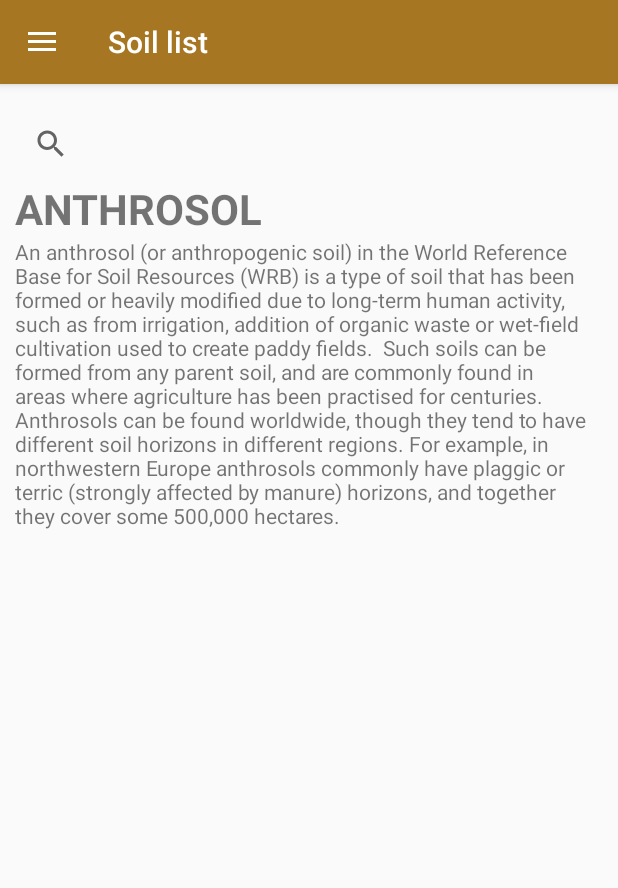
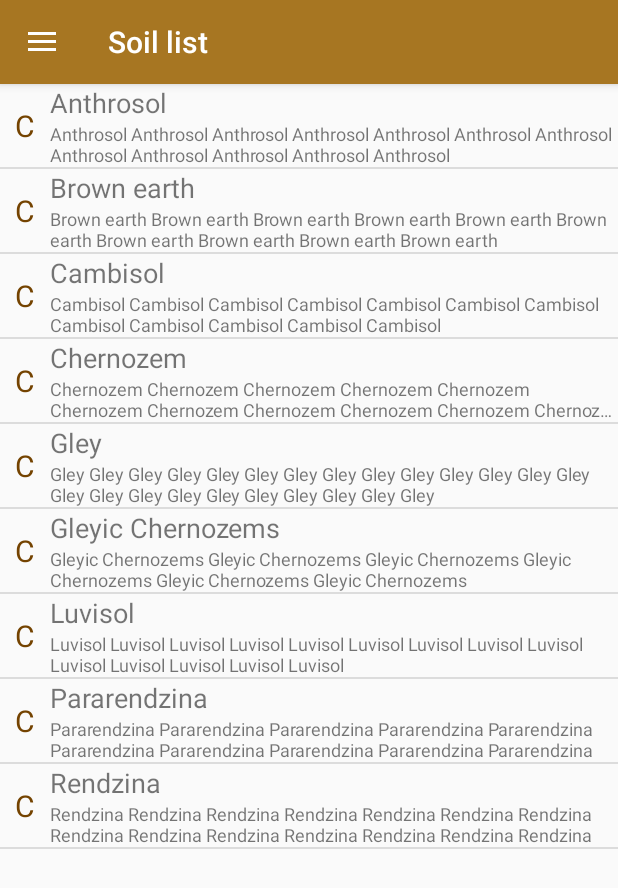
Before and after one commit to Barilac/CSM, an Android app: the screen it shows after launch (MainActivity), in the side drawer, after a tap on "Soil list", on a phone screen of 412 x 824 dp. Shown: the top 888 px of the screen. Run offline under Robolectric (Android 15) with nearby library versions, the phone set to English and light mode, and no system bars; our stand-ins replace navigation-ui.

Commit message:
Added listview with soils and activity on listview item click.

```diff
--- a/app/src/main/AndroidManifest.xml
+++ b/app/src/main/AndroidManifest.xml
@@ -17,17 +17,17 @@
         android:roundIcon="@mipmap/ic_launcher_round"
         android:supportsRtl="true"
         android:theme="@style/AppTheme">
+        <activity android:name=".ui.gallery.DetailActivity"></activity>
         <activity
             android:name=".MainActivity"
             android:label="@string/app_name"
-            android:theme="@style/AppTheme.NoActionBar">
-        </activity>
-
+            android:theme="@style/AppTheme.NoActionBar"></activity>
         <activity
             android:name=".SplashActivity"
             android:theme="@style/SplashTheme">
             <intent-filter>
                 <action android:name="android.intent.action.MAIN" />
+
                 <category android:name="android.intent.category.LAUNCHER" />
             </intent-filter>
         </activity>
--- /dev/null
+++ b/app/src/main/java/csm/czech_soil_map/ui/gallery/CustomListAdapter.java
@@ -0,0 +1,48 @@
+package csm.czech_soil_map.ui.gallery;
+
+import android.app.Activity;
+import android.view.LayoutInflater;
+import android.view.View;
+import android.view.ViewGroup;
+import android.widget.ArrayAdapter;
+import android.widget.TextView;
+
+import androidx.annotation.NonNull;
+import androidx.annotation.Nullable;
+
+import csm.czech_soil_map.R;
+
+public class CustomListAdapter extends ArrayAdapter {
+
+    //to reference the Activity
+    private final Activity context;
+
+    //to store the list of countries
+    private final String[] nameArray;
+
+    //to store the list of countries
+    private final String[] infoArray;
+
+
+    public CustomListAdapter(Activity context, String[] nameArrayParam, String[] infoArrayParam){
+
+        super(context, R.layout.listview_row , nameArrayParam);
+        this.context = context;
+        this.nameArray = nameArrayParam;
+        this.infoArray = infoArrayParam;
+    }
+
+    @NonNull
+    @Override
+    public View getView(int position, @Nullable View convertView, @NonNull ViewGroup parent) {
+        LayoutInflater inflater = context.getLayoutInflater();
+        View rowView = inflater.inflate(R.layout.listview_row, null, true);
+        TextView subheaderTextView = (TextView) rowView.findViewById(R.id.soil_name);
+        TextView textTextView = (TextView) rowView.findViewById(R.id.soil_text);
+
+        subheaderTextView.setText(nameArray[position]);
+        textTextView.setText(infoArray[position]);
+
+        return rowView;
+    }
+}
--- /dev/null
+++ b/app/src/main/java/csm/czech_soil_map/ui/gallery/DetailActivity.java
@@ -0,0 +1,21 @@
+package csm.czech_soil_map.ui.gallery;
+
+import androidx.appcompat.app.AppCompatActivity;
+
+import android.content.Intent;
+import android.os.Bundle;
+import android.widget.TextView;
+
+import csm.czech_soil_map.R;
+
+public class DetailActivity extends AppCompatActivity {
+
+    @Override
+    protected void onCreate(Bundle savedInstanceState) {
+        super.onCreate(savedInstanceState);
+        setContentView(R.layout.activity_detail);
+        Intent intent = getIntent();
+        ((TextView)findViewById(R.id.soil_name_detail_id)).setText(intent.getStringExtra("soil_name"));
+        ((TextView)findViewById(R.id.soil_text_detail_id)).setText(intent.getStringExtra("soil_text"));
+    }
+}
--- a/app/src/main/java/csm/czech_soil_map/ui/gallery/GalleryFragment.java
+++ b/app/src/main/java/csm/czech_soil_map/ui/gallery/GalleryFragment.java
@@ -1,9 +1,12 @@
 package csm.czech_soil_map.ui.gallery;
 
+import android.content.Intent;
 import android.os.Bundle;
 import android.view.LayoutInflater;
 import android.view.View;
 import android.view.ViewGroup;
+import android.widget.AdapterView;
+import android.widget.ListView;
 
 import androidx.annotation.NonNull;
 import androidx.fragment.app.Fragment;
@@ -14,6 +17,7 @@ import csm.czech_soil_map.R;
 public class GalleryFragment extends Fragment {
 
     private GalleryViewModel galleryViewModel;
+    private ListView listView;
 
     public View onCreateView(@NonNull LayoutInflater inflater,
                              ViewGroup container, Bundle savedInstanceState) {
@@ -21,6 +25,21 @@ public class GalleryFragment extends Fragment {
                 ViewModelProviders.of(this).get(GalleryViewModel.class);
         View root = inflater.inflate(R.layout.fragment_gallery, container, false);
 
+        String[] names = getResources().getStringArray(R.array.soil_names);
+        String[] texts = getResources().getStringArray(R.array.soil_texts);
+
+        CustomListAdapter cla = new CustomListAdapter(this.getActivity(), names, texts);
+        listView = (ListView) root.findViewById(R.id.soil_list);
+        listView.setAdapter(cla);
+        listView.setOnItemClickListener(new AdapterView.OnItemClickListener() {
+            @Override
+            public void onItemClick(AdapterView<?> parent, View view, int position, long id) {
+                Intent intent = new Intent(GalleryFragment.this.getContext(), DetailActivity.class);
+                intent.putExtra("soil_name", names[position]);
+                intent.putExtra("soil_text", texts[position]);
+                startActivity(intent);
+            }
+        });
 
         return root;
     }
--- /dev/null
+++ b/app/src/main/res/layout/activity_detail.xml
@@ -0,0 +1,27 @@
+<?xml version="1.0" encoding="utf-8"?>
+<androidx.constraintlayout.widget.ConstraintLayout xmlns:android="http://schemas.android.com/apk/res/android"
+    xmlns:app="http://schemas.android.com/apk/res-auto"
+    xmlns:tools="http://schemas.android.com/tools"
+    android:layout_width="match_parent"
+    android:layout_height="match_parent"
+    tools:context=".ui.gallery.DetailActivity">
+
+    <LinearLayout
+        android:layout_width="match_parent"
+        android:layout_height="wrap_content"
+        android:orientation="vertical"
+        app:layout_constraintEnd_toEndOf="parent"
+        app:layout_constraintStart_toStartOf="parent"
+        app:layout_constraintTop_toTopOf="parent">
+
+        <TextView
+            android:id="@+id/soil_name_detail_id"
+            android:layout_width="wrap_content"
+            android:layout_height="wrap_content"></TextView>
+
+        <TextView
+            android:id="@+id/soil_text_detail_id"
+            android:layout_width="wrap_content"
+            android:layout_height="wrap_content"></TextView>
+    </LinearLayout>
+</androidx.constraintlayout.widget.ConstraintLayout>
--- a/app/src/main/res/layout/fragment_gallery.xml
+++ b/app/src/main/res/layout/fragment_gallery.xml
@@ -6,51 +6,12 @@
     android:layout_height="match_parent">
 
 
-    <SearchView
-        android:id="@+id/search"
+    <ListView
+        android:id="@+id/soil_list"
         android:layout_width="match_parent"
-        android:layout_height="wrap_content"
-        android:layout_marginStart="10dp"
-        android:layout_marginLeft="10dp"
-        android:layout_marginTop="16dp"
+        android:layout_height="match_parent"
+        app:layout_constraintBottom_toBottomOf="parent"
+        app:layout_constraintEnd_toEndOf="parent"
         app:layout_constraintStart_toStartOf="parent"
-        app:layout_constraintTop_toTopOf="parent"
-        android:queryHint="Search the type"
-        />
-
-    <ScrollView
-        android:layout_width="match_parent"
-        android:layout_height="wrap_content"
-        app:layout_constraintTop_toBottomOf="@+id/search"
-        android:layout_marginLeft="10dp"
-        android:layout_marginRight="16dp"
-        >
-
-        <LinearLayout
-            android:layout_width="match_parent"
-            android:layout_height="wrap_content"
-            android:orientation="vertical">
-
-            <TextView
-                android:id="@+id/textView4"
-                android:layout_width="match_parent"
-                android:layout_height="wrap_content"
-                android:textSize="28dp"
-                android:text="Anthrosol"
-                android:textStyle="bold"
-                android:textAllCaps="true"
-                />
-
-            <TextView
-                android:id="@+id/Anthrosol"
-                android:layout_width="match_parent"
-                android:layout_height="wrap_content"
-                android:text="An anthrosol (or anthropogenic soil) in the World Reference Base for Soil Resources (WRB) is a type of soil that has been formed or heavily modified due to long-term human activity, such as from irrigation, addition of organic waste or wet-field cultivation used to create paddy fields.
-
-Such soils can be formed from any parent soil, and are commonly found in areas where agriculture has been practised for centuries. Anthrosols can be found worldwide, though they tend to have different soil horizons in different regions. For example, in northwestern Europe anthrosols commonly have plaggic or terric (strongly affected by manure) horizons, and together they cover some 500,000 hectares." />
-
-
-        </LinearLayout>
-    </ScrollView>
-
+        app:layout_constraintTop_toTopOf="parent" />
 </androidx.constraintlayout.widget.ConstraintLayout>
--- /dev/null
+++ b/app/src/main/res/layout/listview_row.xml
@@ -0,0 +1,39 @@
+<?xml version="1.0" encoding="utf-8"?>
+<LinearLayout xmlns:android="http://schemas.android.com/apk/res/android"
+    android:orientation="horizontal"
+    android:layout_width="match_parent"
+    android:layout_height="wrap_content"
+    android:layout_margin="10dp">
+
+    <TextView
+        android:id="@+id/textView"
+        android:layout_width="wrap_content"
+        android:layout_height="wrap_content"
+        android:text="C"
+        android:padding="10dp"
+        android:layout_gravity="center"
+        android:textColor="@color/colorPrimaryDark"
+        android:textSize="20dp" />
+
+    <LinearLayout
+        android:layout_width="match_parent"
+        android:layout_height="wrap_content"
+        android:orientation="vertical">
+        <TextView
+            android:id="@+id/soil_name"
+            android:text="Soil name"
+            android:ellipsize="end"
+            android:maxLines="2"
+            android:textSize="@dimen/listview_row_subheader_textsize"
+            android:layout_width="wrap_content"
+            android:layout_height="wrap_content"></TextView>
+        <TextView
+            android:id="@+id/soil_text"
+            android:textSize="@dimen/listview_row_text_textsize"
+            android:ellipsize="end"
+            android:maxLines="2"
+            android:text="additional information"
+            android:layout_width="wrap_content"
+            android:layout_height="wrap_content"></TextView>
+    </LinearLayout>
+</LinearLayout>
--- a/app/src/main/res/values/dimens.xml
+++ b/app/src/main/res/values/dimens.xml
@@ -5,4 +5,6 @@
     <dimen name="nav_header_vertical_spacing">8dp</dimen>
     <dimen name="nav_header_height">176dp</dimen>
     <dimen name="fab_margin">16dp</dimen>
+    <dimen name="listview_row_subheader_textsize">18dp</dimen>
+    <dimen name="listview_row_text_textsize">12dp</dimen>
 </resources>
--- /dev/null
+++ b/app/src/main/res/values/soils.xml
@@ -0,0 +1,27 @@
+<?xml version="1.0" encoding="utf-8"?>
+<resources>
+    <string-array name="soil_names">
+        <item>Anthrosol</item>
+        <item>Brown earth</item>
+        <item>Cambisol</item>
+        <item>Chernozem</item>
+        <item>Gley</item>
+        <item>Gleyic Chernozems</item>
+        <item>Luvisol</item>
+        <item>Pararendzina</item>
+        <item>Rendzina</item>
+    </string-array>
+
+    <string-array name="soil_texts">
+        <item>Anthrosol Anthrosol Anthrosol Anthrosol Anthrosol Anthrosol Anthrosol Anthrosol Anthrosol Anthrosol Anthrosol Anthrosol</item>
+        <item>Brown earth Brown earth Brown earth Brown earth Brown earth Brown earth Brown earth Brown earth Brown earth Brown earth</item>
+        <item>Cambisol Cambisol Cambisol Cambisol Cambisol Cambisol Cambisol Cambisol Cambisol Cambisol Cambisol Cambisol</item>
+        <item>Chernozem Chernozem Chernozem Chernozem Chernozem Chernozem Chernozem Chernozem Chernozem Chernozem Chernozem Chernozem</item>
+        <item>Gley Gley Gley Gley Gley Gley Gley Gley Gley Gley Gley Gley Gley Gley Gley Gley Gley Gley Gley Gley Gley Gley Gley Gley</item>
+        <item>Gleyic Chernozems Gleyic Chernozems Gleyic Chernozems Gleyic Chernozems Gleyic Chernozems Gleyic Chernozems</item>
+        <item>Luvisol Luvisol Luvisol Luvisol Luvisol Luvisol Luvisol Luvisol Luvisol Luvisol Luvisol Luvisol Luvisol Luvisol</item>
+        <item>Pararendzina Pararendzina Pararendzina Pararendzina Pararendzina Pararendzina Pararendzina Pararendzina Pararendzina Pararendzina</item>
+        <item>Rendzina Rendzina Rendzina Rendzina Rendzina Rendzina Rendzina Rendzina Rendzina Rendzina Rendzina Rendzina Rendzina Rendzina</item>
+    </string-array>
+
+</resources>
```
Also changed, not shown: 1 other file.
